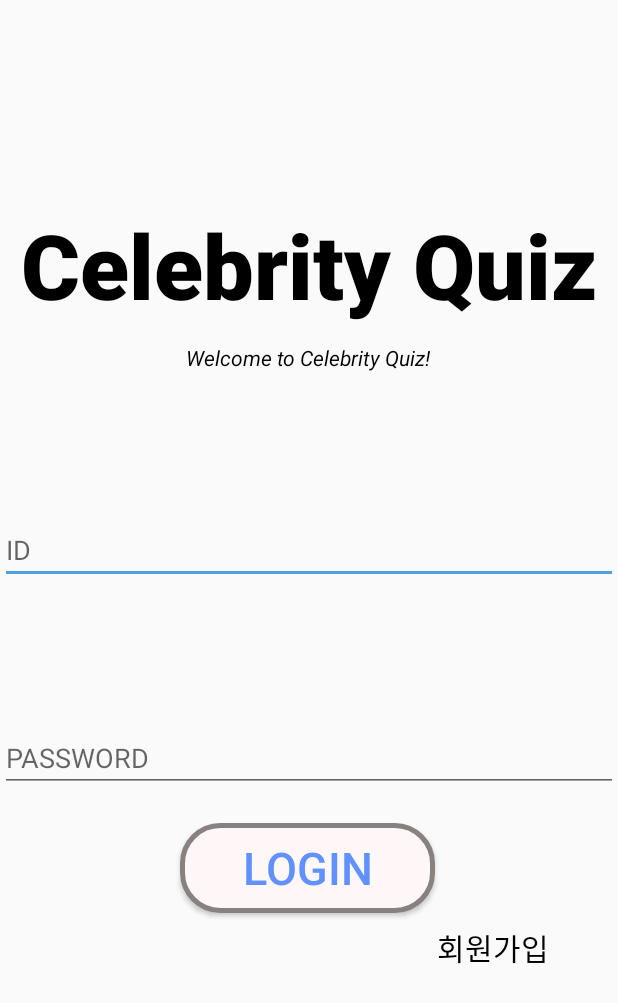
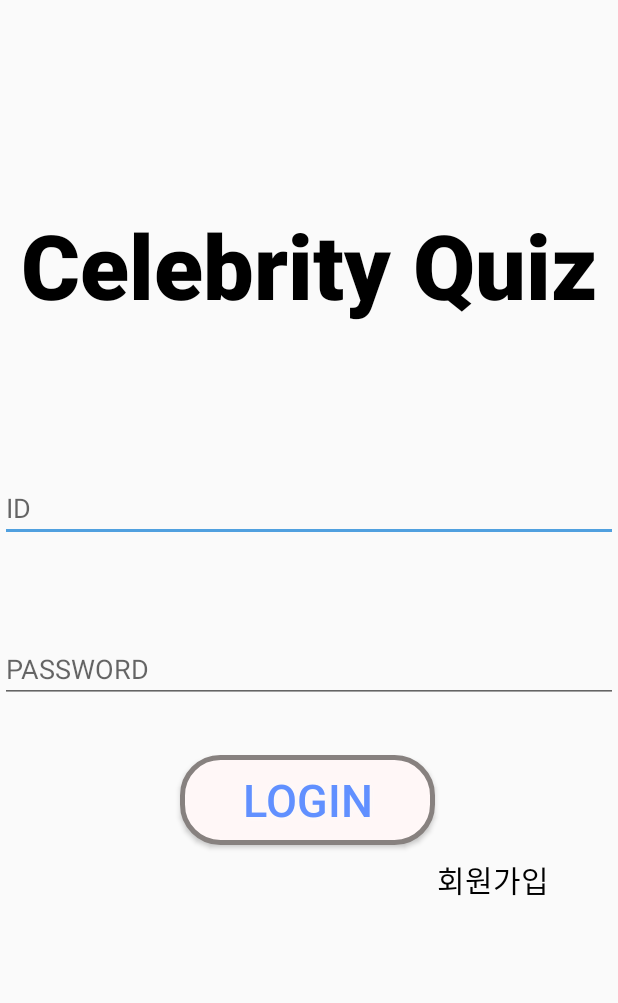
Before and after one commit to cmkxak/celebrityQuiz-master, an Android app: the screen it shows after launch (LoginActivity), on a phone screen of 412 x 824 dp. Shown: the top 1003 px of the screen. Run offline under Robolectric (Android 15) with nearby library versions, the phone set to English and light mode, and no system bars; our stand-ins replace Firebase (no records; nobody signed in at launch, a user with empty details on screens opened directly).

Commit message:
패스워드 아이디 오류 수정

```diff
--- a/app/src/main/res/layout/activity_login.xml
+++ b/app/src/main/res/layout/activity_login.xml
@@ -23,24 +23,11 @@
         app:layout_constraintTop_toTopOf="parent"
         app:layout_constraintVertical_bias="0.089" />
 
-    <TextView
-        android:layout_width="wrap_content"
-        android:layout_height="wrap_content"
-        android:layout_marginTop="12dp"
-        android:text="Welcome to Celebrity Quiz!"
-        android:textStyle="italic"
-        app:layout_constraintBottom_toTopOf="@+id/edt_nickName"
-        app:layout_constraintEnd_toEndOf="parent"
-        app:layout_constraintHorizontal_bias="0.498"
-        app:layout_constraintStart_toStartOf="parent"
-        app:layout_constraintTop_toBottomOf="@+id/txt_banner"
-        app:layout_constraintVertical_bias="0.0" />
-
     <EditText
         android:id="@+id/edt_email"
         android:layout_width="match_parent"
         android:layout_height="wrap_content"
-        android:layout_marginTop="344dp"
+        android:layout_marginTop="316dp"
         android:hint="ID"
         android:singleLine="true"
         app:layout_constraintTop_toTopOf="parent"
@@ -50,10 +37,14 @@
         android:id="@+id/edt_password"
         android:layout_width="match_parent"
         android:layout_height="wrap_content"
-        android:layout_marginBottom="296dp"
         android:hint="PASSWORD"
+        android:singleLine="true"
+        android:inputType="textPassword"
         app:layout_constraintBottom_toBottomOf="parent"
-        tools:layout_editor_absoluteX="-16dp" />
+        app:layout_constraintTop_toBottomOf="@+id/txt_banner"
+        app:layout_constraintVertical_bias="0.368"
+        tools:layout_editor_absoluteX="0dp" />
+
     <Button
         android:id="@+id/btn_login"
         android:layout_width="170dp"
--- a/app/src/main/res/layout/activity_main.xml
+++ b/app/src/main/res/layout/activity_main.xml
@@ -81,6 +81,7 @@
         app:layout_constraintVertical_bias="0.089" />
 
     <TextView
+        android:id="@+id/textView"
         android:layout_width="match_parent"
         android:layout_height="wrap_content"
         android:layout_marginTop="20dp"
```
